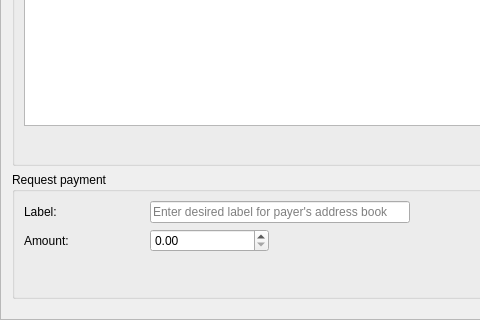
Qt form src/gui/ui/receiveframe.ui (discretecoin/discrete-wallet) before a commit; both pictures show x 0 to 480 and y 272 to 592 of the 846 by 592 pixel window.
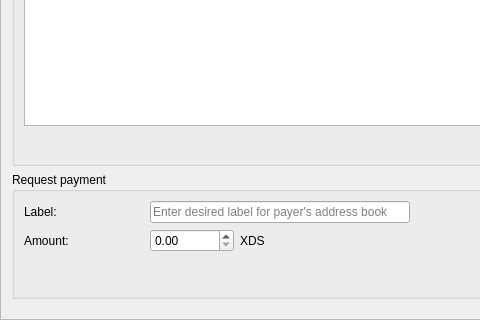
The same form after that commit. Icons and pictures are not drawn.

Commit message: Fix amount inputs with external XDS units

```diff
--- a/src/gui/ui/receiveframe.ui
+++ b/src/gui/ui/receiveframe.ui
@@ -120,6 +120,23 @@
           </widget>
          </item>
          <item row="1" column="1">
+          <layout class="QHBoxLayout" name="requestAmountLayout">
+           <property name="spacing">
+            <number>6</number>
+           </property>
+           <property name="leftMargin">
+            <number>0</number>
+           </property>
+           <property name="topMargin">
+            <number>0</number>
+           </property>
+           <property name="rightMargin">
+            <number>0</number>
+           </property>
+           <property name="bottomMargin">
+            <number>0</number>
+           </property>
+           <item>
           <widget class="QDoubleSpinBox" name="m_requestAmountSpin">
            <property name="sizePolicy">
             <sizepolicy hsizetype="Minimum" vsizetype="Fixed">
@@ -142,9 +159,6 @@
            <property name="locale">
             <locale language="English" country="UnitedStates"/>
            </property>
-           <property name="suffix">
-            <string/>
-           </property>
            <property name="decimals">
             <number>2</number>
            </property>
@@ -161,6 +175,15 @@
             <double>0.000000000000000</double>
            </property>
           </widget>
+           </item>
+           <item>
+            <widget class="QLabel" name="m_requestAmountCurrencyLabel">
+             <property name="text">
+              <string notr="true">XDS</string>
+             </property>
+            </widget>
+           </item>
+          </layout>
          </item>
          <item row="0" column="1" colspan="2">
           <widget class="QLineEdit" name="m_payerLabel">
```
Lines whose indentation alone changed are shown as unchanged. The commit also changes 5 other files.
